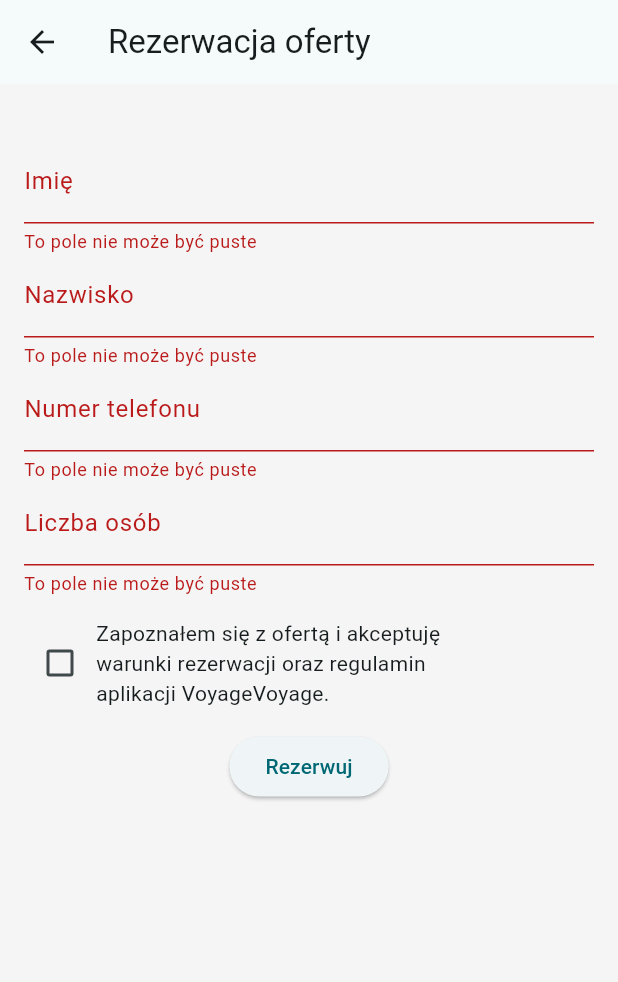
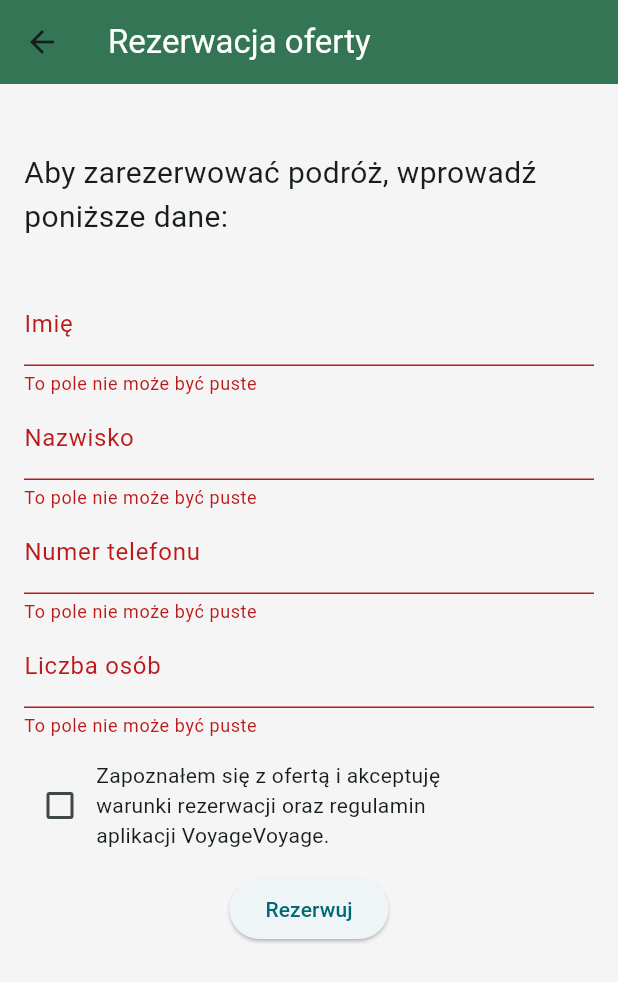
Before and after one commit to HappyHunt/travel_app, a Flutter app: the MakeReservationScreen screen opened directly with empty values, after a tap on "Rezerwuj", on a phone screen of 412 x 824 dp. Shown: the top 982 px of the screen. Run offline on Flutter 3.47's test engine with Material 3 defaults, Android fonts, the phone set to English and light mode, and no system bars; our stand-ins replace cloud_firestore, firebase_auth, firebase_core, flutter_calendar_carousel, google_maps_flutter, google_sign_in; accounts and stored records are empty.

```diff
--- a/lib/pages/home/travel_list.dart
+++ b/lib/pages/home/travel_list.dart
@@ -133,7 +133,8 @@ class OfferDetailsScreen extends StatelessWidget {
   Widget build(BuildContext context) {
     return Scaffold(
       appBar: AppBar(
-        title: const Text('Szczegóły oferty'),
+        title: const Text('Szczegóły oferty', style: TextStyle(color: Colors.white)),
+        backgroundColor: appTheme.secondaryHeaderColor,
       ),
       body: ListView(
         children: [
@@ -306,14 +307,14 @@ void _toggleFavorite( Offer offer) async {
 }
 
 void reserveTrip(Offer offer, BuildContext context){
-  // Navigate to the reservation screen
   Navigator.push(
     context,
     MaterialPageRoute(
       builder: (context) => MakeReservationScreen(
         tripId: offer.uid,
         offerTitle: offer.title,
-        price: offer.price
+        price: offer.price,
+        availableSlots: offer.personCount,
       ),
     ),
   );
--- a/lib/pages/reservations/make_reservation.dart
+++ b/lib/pages/reservations/make_reservation.dart
@@ -5,6 +5,7 @@ import 'package:flutter/services.dart';
 import '../../db_methods/reservation.dart';
 import '../../db_methods/trip_update.dart';
 import '../../db_methods/user.dart';
+import '../../main.dart';
 
 TextEditingController firstNameController = TextEditingController();
 TextEditingController lastNameController = TextEditingController();
@@ -15,12 +16,14 @@ class MakeReservationScreen extends StatefulWidget {
   final String tripId;
   final String offerTitle;
   final int price;
+  final num availableSlots;
 
   const MakeReservationScreen({
     super.key,
     required this.tripId,
     required this.offerTitle,
     required this.price,
+    required this.availableSlots,
   });
 
   @override
@@ -75,7 +78,8 @@ class _MakeReservationScreenState extends State<MakeReservationScreen> {
   Widget build(BuildContext context) {
     return Scaffold(
       appBar: AppBar(
-        title: Text('Rezerwacja oferty'),
+        title: const Text('Rezerwacja oferty', style: TextStyle(color: Colors.white)),
+        backgroundColor: appTheme.secondaryHeaderColor,
       ),
       body: SingleChildScrollView(
         child: Padding(
@@ -84,7 +88,14 @@ class _MakeReservationScreenState extends State<MakeReservationScreen> {
             key: _formKey,
             child: Column(
               children: [
-                Text(widget.offerTitle),
+                const Column(
+                  children: [
+                    Text(
+                      '\nAby zarezerwować podróż, wprowadź poniższe dane: \n',
+                      style: TextStyle(fontSize: 20),
+                    ),
+                  ],
+                ),
                 TextFormField(
                   decoration: const InputDecoration(labelText: 'Imię'),
                   controller: firstNameController,
@@ -142,22 +153,34 @@ class _MakeReservationScreenState extends State<MakeReservationScreen> {
                   onPressed: () async {
                     if (_formKey.currentState!.validate()) {
                       if (_acceptTerms) {
+                        int participants = int.parse(participantsController.text);
+                        if (participants > widget.availableSlots) {
+                          // Display an error message when participants exceed available slots
+                          ScaffoldMessenger.of(context).showSnackBar(
+                            const SnackBar(
+                              content: Text('Liczba uczestników przekracza dostępną liczbę miejsc.'),
+                              duration: Duration(seconds: 3),
+                            ),
+                          );
+                        } else {
+                          // Proceed with the reservation
                           Reservation reservation = Reservation(
                             tripId: widget.tripId,
                             userId: FirebaseAuth.instance.currentUser!.uid,
                             firstName: firstNameController.text,
                             lastName: lastNameController.text,
                             phoneNumber: phoneController.text,
-                          participants: int.parse(participantsController.text),
-                          totalPrice: (int.parse(participantsController.text) * widget.price),
+                            participants: participants,
+                            totalPrice: participants * widget.price,
                           );
 
                           await ReservationService.makeReservation(reservation);
-                        await TripService.updateAvailableSeats(widget.tripId, reservation.participants);
+                          await TripService.updateAvailableSeats(widget.tripId, participants);
 
                           participantsController.text = '';
 
                           Navigator.of(context).pop();
+                        }
                       } else {
                         ScaffoldMessenger.of(context).showSnackBar(
                           const SnackBar(
```
Lines whose indentation alone changed are shown as unchanged.
